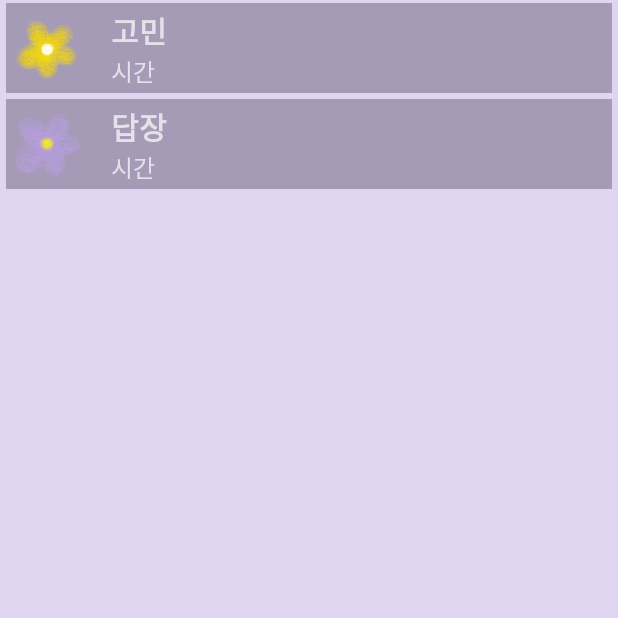
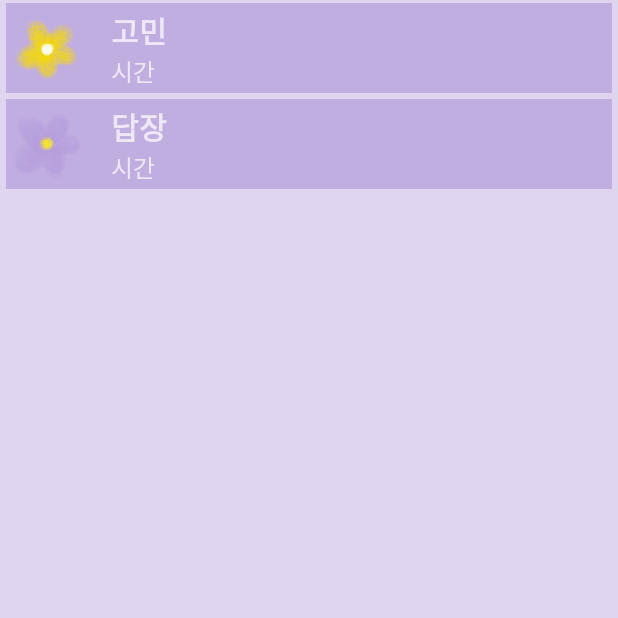
Before and after one commit to jeongiin/Planetwork, an Android app: the fragment PostFragment shown on its own in the app's theme, on a phone screen of 412 x 824 dp, the top half of it. Run offline under Robolectric (Android 15) with nearby library versions, the phone set to English and light mode, and no system bars.

```diff
--- a/app/src/main/java/com/example/planetwork/PostFragment.kt
+++ b/app/src/main/java/com/example/planetwork/PostFragment.kt
@@ -18,6 +18,7 @@ class PostFragment : Fragment() {
     override fun onCreateView(inflater: LayoutInflater, container: ViewGroup?, savedInstanceState: Bundle?): View? {
         super.onCreate(savedInstanceState)
         var rootView = inflater.inflate(R.layout.fragment_post, container, false) as ViewGroup
+
         letterList.add(Letter("someone_story","고민","시간"))
         letterList.add(Letter("reply_story","답장","시간"))
 
--- a/app/src/main/res/layout/item_letter.xml
+++ b/app/src/main/res/layout/item_letter.xml
@@ -5,7 +5,7 @@
         android:layout_height="60dp"
         xmlns:app="http://schemas.android.com/apk/res-auto"
         xmlns:tools="http://schemas.android.com/tools"
-        android:background="@color/colorLetterBackground"
+        android:background="@color/colorRVBackground"
         android:layout_marginTop="2dp"
         android:layout_marginBottom="2dp"
         android:layout_marginStart="4dp"
--- a/app/src/main/res/values/colors.xml
+++ b/app/src/main/res/values/colors.xml
@@ -9,4 +9,5 @@
     <color name="colorPlanetBackground">#524C64</color>
     <color name="colorLetterBackground">#A59BB6</color>
     <color name="colorPostBackground">#E0D5F1</color>
+    <color name="colorRVBackground">#C1AEE0</color>
 </resources>
```
Also changed, not shown: app/src/main/java/com/example/planetwork/WriteLetterActivity.kt (+6 -2 lines), 1 other file.
